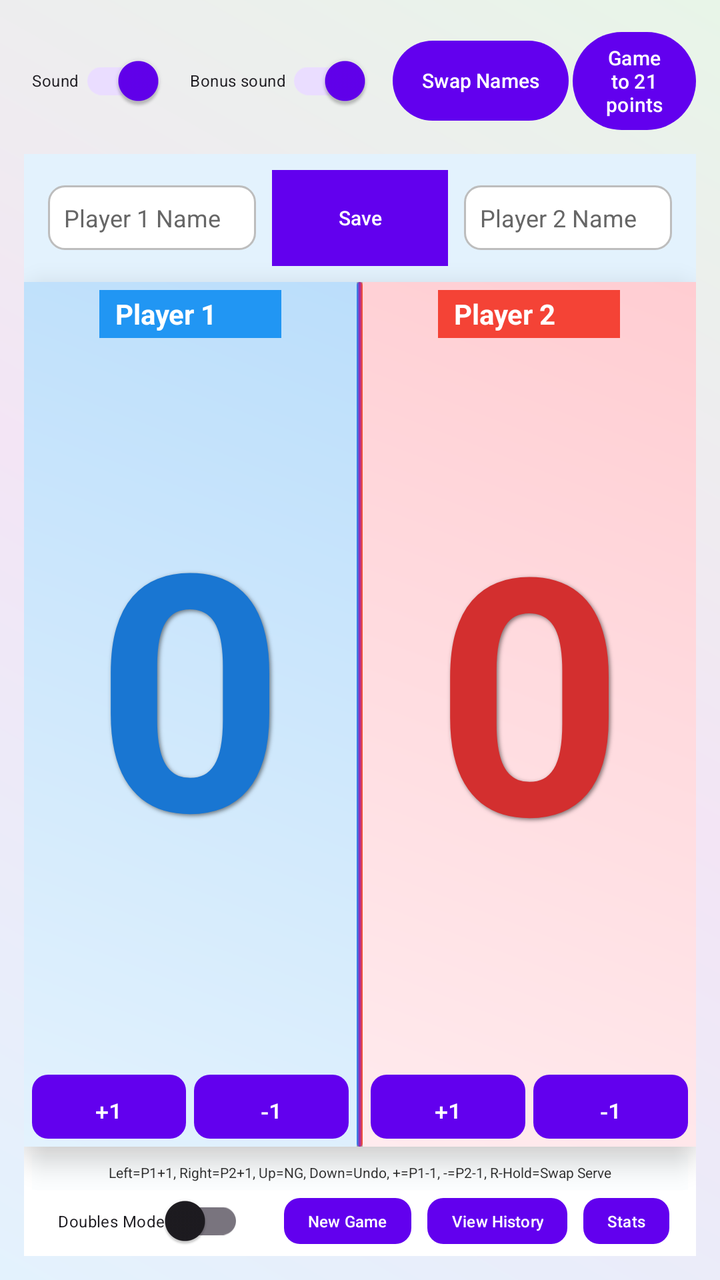
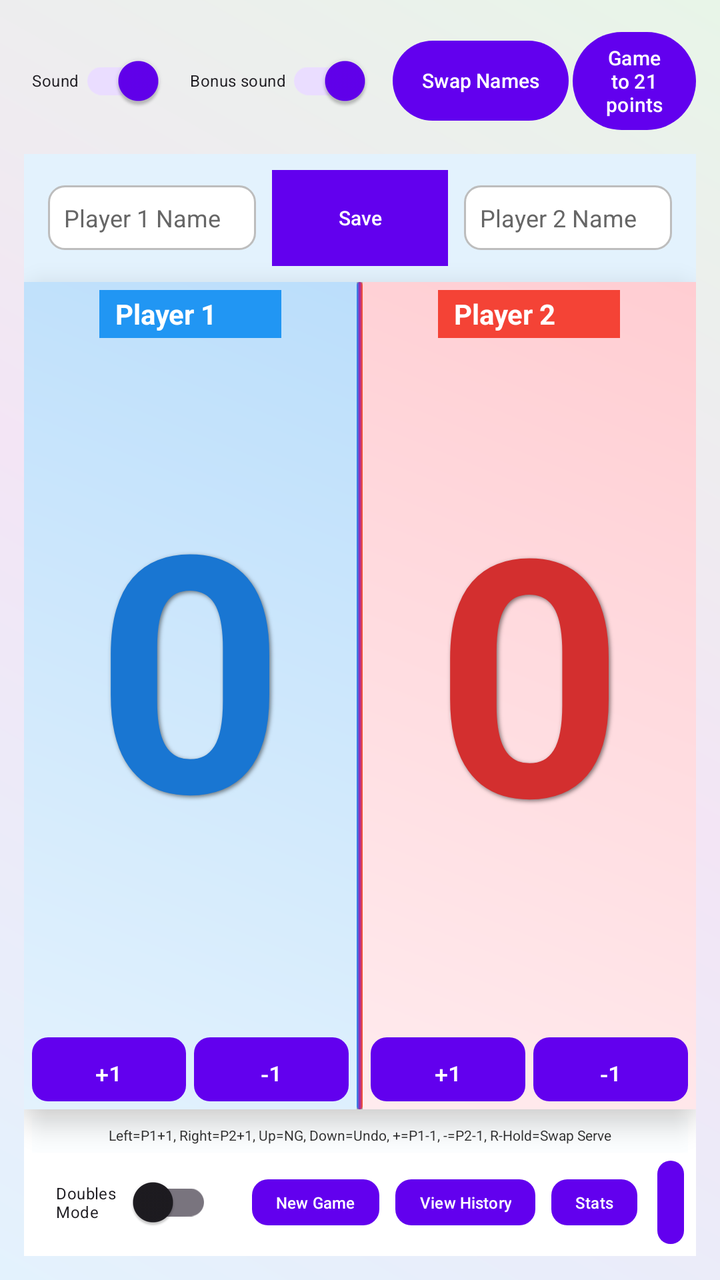

An Android layout rendered at two revisions. The XML below is the earlier revision; the diff shows what the commit changed to produce the second picture.
<!-- AndroidManifest.xml: activity theme Theme.Badminton_Scorekeeper -->
<!-- res/layout/activity_main.xml -->
<?xml version="1.0" encoding="utf-8"?>
<androidx.constraintlayout.widget.ConstraintLayout xmlns:android="http://schemas.android.com/apk/res/android"
    xmlns:app="http://schemas.android.com/apk/res-auto"
    android:layout_width="match_parent"
    android:layout_height="match_parent"
    android:padding="12dp"
    android:background="@drawable/gradient_background">

    
    <LinearLayout
        android:id="@+id/topControls"
        android:layout_width="0dp"
        android:layout_height="wrap_content"
        android:orientation="horizontal"
        android:gravity="center_vertical"
        app:layout_constraintEnd_toEndOf="parent"
        app:layout_constraintStart_toStartOf="parent"
        app:layout_constraintTop_toTopOf="parent">

        
        <androidx.appcompat.widget.SwitchCompat
            android:id="@+id/soundToggle"
            android:layout_width="wrap_content"
            android:layout_height="wrap_content"
            android:layout_weight="0"
            android:text="Sound"
            android:textSize="8sp"
            android:paddingHorizontal="4dp"
            android:paddingVertical="2dp"
            android:checked="true"
            android:thumbTint="@color/white"
            android:trackTint="@color/design_default_color_primary"
            android:layout_marginEnd="8dp" />

        
        <androidx.appcompat.widget.SwitchCompat
            android:id="@+id/bonusSoundToggle"
            android:layout_width="wrap_content"
            android:layout_height="wrap_content"
            android:layout_weight="0"
            android:text="Bonus sound"
            android:textSize="8sp"
            android:paddingHorizontal="4dp"
            android:paddingVertical="2dp"
            android:checked="true"
            android:thumbTint="@color/white"
            android:trackTint="@color/design_default_color_primary"
            android:layout_marginEnd="8dp" />

        
        <Button
            android:id="@+id/swapNamesButton"
            android:layout_width="wrap_content"
            android:layout_height="wrap_content"
            android:text="Swap Names"
            android:textSize="10sp"
            android:layout_margin="2dp"
            android:paddingStart="12dp"
            android:paddingEnd="12dp" />

        
        <Button
            android:id="@+id/winningPointsButton"
            android:layout_width="wrap_content"
            android:layout_height="wrap_content"
            android:text="Game to 21 points"
            android:textSize="10sp"
            android:paddingStart="12dp"
            android:paddingEnd="12dp"/>
    </LinearLayout>

    
    <LinearLayout
        android:id="@+id/nameInputLayout"
        android:layout_width="0dp"
        android:layout_height="wrap_content"
        android:layout_marginTop="8dp"
        android:layout_marginBottom="8dp"
        android:gravity="center"
        android:orientation="horizontal"
        android:background="#E3F2FD"
        android:padding="8dp"
        app:layout_constraintEnd_toEndOf="parent"
        app:layout_constraintStart_toStartOf="parent"
        app:layout_constraintTop_toBottomOf="@+id/topControls">

        <EditText
            android:id="@+id/player1NameInput"
            android:layout_width="0dp"
            android:layout_height="wrap_content"
            android:layout_weight="1"
            android:hint="Player 1 Name"
            android:imeOptions="actionDone"
            android:maxLines="1"
            android:textSize="12sp"
            android:layout_marginHorizontal="4dp"
            android:background="@drawable/edit_text_bg"
            android:padding="8dp"
            android:textColor="#333333"
            android:textColorHint="#666666" />

        <Button
            android:id="@+id/saveNamesButton"
            android:layout_width="wrap_content"
            android:layout_height="wrap_content"
            android:layout_marginHorizontal="4dp"
            android:text="Save"
            android:textSize="10sp"
            android:paddingHorizontal="12dp"
            android:paddingVertical="4dp"
            android:background="#4CAF50"
            android:textColor="@color/white"
            android:elevation="1dp" />

        <EditText
            android:id="@+id/player2NameInput"
            android:layout_width="0dp"
            android:layout_height="wrap_content"
            android:layout_weight="1"
            android:hint="Player 2 Name"
            android:imeOptions="actionDone"
            android:maxLines="1"
            android:textSize="12sp"
            android:layout_marginHorizontal="4dp"
            android:background="@drawable/edit_text_bg"
            android:padding="8dp"
            android:textColor="#333333"
            android:textColorHint="#666666" />
    </LinearLayout>

    
    <LinearLayout
        android:id="@+id/teamNamesLayout"
        android:layout_width="0dp"
        android:layout_height="wrap_content"
        android:layout_marginTop="8dp"
        android:layout_marginBottom="8dp"
        android:gravity="center"
        android:orientation="horizontal"
        android:background="#E3F2FD"
        android:padding="8dp"
        android:visibility="gone"
        app:layout_constraintEnd_toEndOf="parent"
        app:layout_constraintStart_toStartOf="parent"
        app:layout_constraintTop_toBottomOf="@+id/topControls">

        
        <TextView
            android:id="@+id/teamNamesDisplay1"
            android:layout_width="0dp"
            android:layout_height="wrap_content"
            android:layout_weight="1"
            android:text="Team 1\nPlayer 1 / Player 2"
            android:textSize="12sp"
            android:textStyle="bold"
            android:gravity="center"
            android:padding="12dp"
            android:background="@drawable/edit_text_bg"
            android:textColor="#333333"
            android:clickable="true"
            android:focusable="true"
            android:maxLines="2"
            android:ellipsize="none" />

        <View
            android:layout_width="16dp"
            android:layout_height="1dp" />

        
        <TextView
            android:id="@+id/teamNamesDisplay2"
            android:layout_width="0dp"
            android:layout_height="wrap_content"
            android:layout_weight="1"
            android:text="Team 2\nPlayer 3 / Player 4"
            android:textSize="12sp"
            android:textStyle="bold"
            android:gravity="center"
            android:padding="12dp"
            android:background="@drawable/edit_text_bg"
            android:textColor="#333333"
            android:clickable="true"
            android:focusable="true"
            android:maxLines="2"
            android:ellipsize="none" />
    </LinearLayout>

    
    <LinearLayout
        android:id="@+id/scoreContainer"
        android:layout_width="0dp"
        android:layout_height="0dp"
        android:orientation="horizontal"
        android:clickable="true"
        android:focusable="true"
        android:background="@drawable/score_container_bg"
        android:elevation="8dp"
        app:layout_constraintBottom_toTopOf="@+id/bottomControls"
        app:layout_constraintEnd_toEndOf="parent"
        app:layout_constraintStart_toStartOf="parent"
        app:layout_constraintTop_toBottomOf="@+id/nameInputLayout">

        
        <LinearLayout
            android:layout_width="0dp"
            android:layout_height="match_parent"
            android:layout_weight="1"
            android:gravity="center"
            android:orientation="vertical"
            android:padding="4dp"
            android:background="@drawable/player1_bg">

            
            <LinearLayout
                android:id="@+id/player1Header"
                android:layout_width="wrap_content"
                android:layout_height="wrap_content"
                android:orientation="horizontal"
                android:gravity="center"
                android:background="#2196F3"
                android:paddingHorizontal="8dp"
                android:paddingVertical="2dp">

                <TextView
                    android:id="@+id/player1Name"
                    android:layout_width="wrap_content"
                    android:layout_height="wrap_content"
                    android:text="Player 1"
                    android:textSize="14sp"
                    android:textStyle="bold"
                    android:textColor="#FFFFFF"
                    android:maxLines="1"
                    android:ellipsize="end"
                    android:maxEms="8" />

                <ImageView
                    android:id="@+id/serveIndicator1"
                    android:layout_width="20dp"
                    android:layout_height="20dp"
                    android:src="@drawable/shuttle_image"
                    android:visibility="invisible"
                    android:layout_marginStart="4dp" />
            </LinearLayout>

            
            <LinearLayout
                android:id="@+id/team1Header"
                android:layout_width="match_parent"
                android:layout_height="wrap_content"
                android:orientation="vertical"
                android:gravity="center"
                android:visibility="gone">

                
                <LinearLayout
                    android:layout_width="wrap_content"
                    android:layout_height="wrap_content"
                    android:orientation="horizontal"
                    android:gravity="center"
                    android:background="#2196F3"
                    android:paddingHorizontal="8dp"
                    android:paddingVertical="2dp">

                    <TextView
                        android:id="@+id/team1Name"
                        android:layout_width="wrap_content"
                        android:layout_height="wrap_content"
                        android:text="Team 1 Player 1 / Team 1 Player 2"
                        android:textSize="14sp"
                        android:textStyle="bold"
                        android:textColor="#FFFFFF"
                        android:maxLines="1"
                        android:ellipsize="end"
                        android:maxEms="12" />

                    <ImageView
                        android:id="@+id/team1ServeIcon"
                        android:layout_width="20dp"
                        android:layout_height="20dp"
                        android:src="@drawable/shuttle_image"
                        android:visibility="invisible"
                        android:layout_marginStart="4dp" />
                </LinearLayout>

                
                <TextView
                    android:id="@+id/team1ServeIndicator"
                    android:layout_width="match_parent"
                    android:layout_height="match_parent"
                    android:text="Serving: Player"
                    android:textSize="30sp"
                    android:gravity="center"
                    android:maxLines="2"
                    android:textColor="#1976D2"
                    android:textStyle="bold"
                    android:layout_marginTop="4dp" />
            </LinearLayout>

            
            <TextView
                android:id="@+id/player1Score"
                android:layout_width="match_parent"
                android:layout_height="0dp"
                android:layout_weight="1"
                android:gravity="center"
                android:text="0"
                android:textSize="150sp"
                android:textStyle="bold"
                android:textColor="#1976D2"
                android:includeFontPadding="false"
                android:lineSpacingMultiplier="0.8"
                android:shadowColor="#80000000"
                android:shadowDx="2"
                android:shadowDy="2"
                android:shadowRadius="4"
                android:scaleX="1.1"
                android:scaleY="1.1"/>

            <LinearLayout
                android:id="@+id/player1ButtonLayout"
                android:layout_width="match_parent"
                android:layout_height="wrap_content"
                android:orientation="horizontal"
                android:layout_marginTop="8dp"
                android:gravity="center">

                <Button
                    android:id="@+id/player1Button"
                    android:layout_width="0dp"
                    android:layout_height="32dp"
                    android:layout_weight="1"
                    android:text="+1"
                    android:textSize="12sp"
                    android:layout_marginEnd="2dp"
                    android:background="@drawable/button_primary_bg"
                    android:textColor="@color/white"
                    android:elevation="2dp" />

                <Button
                    android:id="@+id/player1RemoveButton"
                    android:layout_width="0dp"
                    android:layout_height="32dp"
                    android:layout_weight="1"
                    android:text="-1"
                    android:textSize="12sp"
                    android:layout_marginStart="2dp"
                    android:background="@drawable/button_secondary_bg"
                    android:textColor="@color/white"
                    android:elevation="2dp" />
            </LinearLayout>
        </LinearLayout>

        
        <LinearLayout
            android:layout_width="wrap_content"
            android:layout_height="match_parent"
            android:orientation="vertical"
            android:gravity="center">

            <View
                android:layout_width="3dp"
                android:layout_height="0dp"
                android:layout_weight="1"
                android:background="@drawable/divider_gradient"
                android:layout_gravity="center"
                android:elevation="2dp" />
        </LinearLayout>

        
        <LinearLayout
            android:layout_width="0dp"
            android:layout_height="match_parent"
            android:layout_weight="1"
            android:gravity="center"
            android:orientation="vertical"
            android:padding="4dp"
            android:background="@drawable/player2_bg">

            
            <LinearLayout
                android:id="@+id/player2Header"
                android:layout_width="wrap_content"
                android:layout_height="wrap_content"
                android:orientation="horizontal"
                android:gravity="center"
                android:background="#F44336"
                android:paddingHorizontal="8dp"
                android:paddingVertical="2dp">

                <TextView
                    android:id="@+id/player2Name"
                    android:layout_width="wrap_content"
                    android:layout_height="wrap_content"
                    android:text="Player 2"
                    android:textSize="14sp"
                    android:textStyle="bold"
                    android:textColor="#FFFFFF"
                    android:maxLines="1"
                    android:ellipsize="end"
                    android:maxEms="8" />

                <ImageView
                    android:id="@+id/serveIndicator2"
                    android:layout_width="20dp"
                    android:layout_height="20dp"
                    android:src="@drawable/shuttle_image"
                    android:visibility="invisible"
                    android:layout_marginStart="4dp" />
            </LinearLayout>

            
            <LinearLayout
                android:id="@+id/team2Header"
                android:layout_width="match_parent"
                android:layout_height="wrap_content"
                android:orientation="vertical"
                android:gravity="center"
                android:visibility="gone">

                
                <LinearLayout
                    android:layout_width="wrap_content"
                    android:layout_height="wrap_content"
                    android:orientation="horizontal"
                    android:gravity="center"
                    android:background="#F44336"
                    android:paddingHorizontal="8dp"
                    android:paddingVertical="2dp">

                    <TextView
                        android:id="@+id/team2Name"
                        android:layout_width="wrap_content"
                        android:layout_height="wrap_content"
                        android:text="Team 2 Player 3 / Team 2 Player 4"
                        android:textSize="14sp"
                        android:textStyle="bold"
                        android:textColor="#FFFFFF"
                        android:maxLines="1"
                        android:ellipsize="end"
                        android:maxEms="12" />

                    <ImageView
                        android:id="@+id/team2ServeIcon"
                        android:layout_width="20dp"
                        android:layout_height="20dp"
                        android:src="@drawable/shuttle_image"
                        android:visibility="invisible"
                        android:layout_marginStart="4dp" />
                </LinearLayout>

                
                <TextView
                    android:id="@+id/team2ServeIndicator"
                    android:layout_width="match_parent"
                    android:layout_height="match_parent"
                    android:text="Serving: Player"
                    android:textSize="30sp"
                    android:gravity="center"
                    android:maxLines="2"
                    android:textColor="#D32F2F"
                    android:textStyle="bold"
                    android:layout_marginTop="4dp" />
            </LinearLayout>

            
            <TextView
                android:id="@+id/player2Score"
                android:layout_width="match_parent"
                android:layout_height="0dp"
                android:layout_weight="1"
                android:gravity="center"
                android:text="0"
                android:textSize="150sp"
                android:textStyle="bold"
                android:textColor="#D32F2F"
                android:includeFontPadding="false"
                android:lineSpacingMultiplier="0.8"
                android:shadowColor="#80000000"
                android:shadowDx="2"
                android:shadowDy="2"
                android:shadowRadius="4"
                android:scaleX="1.1"
                android:scaleY="1.1"/>

            <LinearLayout
                android:id="@+id/player2ButtonLayout"
                android:layout_width="match_parent"
                android:layout_height="wrap_content"
                android:orientation="horizontal"
                android:layout_marginTop="4dp"
                android:gravity="center">

                <Button
                    android:id="@+id/player2Button"
                    android:layout_width="0dp"
                    android:layout_height="32dp"
                    android:layout_weight="1"
                    android:text="+1"
                    android:textSize="12sp"
                    android:layout_marginEnd="2dp"
                    android:background="@drawable/button_primary_bg"
                    android:textColor="@color/white"
                    android:elevation="2dp" />

                <Button
                    android:id="@+id/player2RemoveButton"
                    android:layout_width="0dp"
                    android:layout_height="32dp"
                    android:layout_weight="1"
                    android:text="-1"
                    android:textSize="12sp"
                    android:layout_marginStart="2dp"
                    android:background="@drawable/button_secondary_bg"
                    android:textColor="@color/white"
                    android:elevation="2dp" />
            </LinearLayout>
        </LinearLayout>
    </LinearLayout>

    
    <LinearLayout
        android:id="@+id/bottomControls"
        android:layout_width="0dp"
        android:layout_height="wrap_content"
        android:orientation="vertical"
        android:gravity="center"
        android:padding="4dp"
        android:background="#FFFFFF"
        android:elevation="1dp"
        app:layout_constraintBottom_toBottomOf="parent"
        app:layout_constraintEnd_toEndOf="parent"
        app:layout_constraintStart_toStartOf="parent">

        
        <TextView
            android:id="@+id/keyHelpText"
            android:layout_width="match_parent"
            android:layout_height="wrap_content"
            android:text="Left=P1+1, Right=P2+1, Up=NG, Down=Undo, +=P1-1, -=P2-1, R-Hold=Swap Serve"
            android:textSize="7sp"
            android:background="#20000000"
            android:padding="4dp"
            android:gravity="center"
            android:textColor="#333333"
            android:layout_marginBottom="2dp"
            android:backgroundTint="#E3F2FD" />

        
        <LinearLayout
            android:layout_width="wrap_content"
            android:layout_height="wrap_content"
            android:orientation="horizontal"
            android:gravity="center">

            <com.google.android.material.switchmaterial.SwitchMaterial
                android:id="@+id/doublesModeToggle"
                android:layout_width="wrap_content"
                android:layout_height="wrap_content"
                android:text="Doubles Mode"
                android:textSize="8sp"
                android:elevation="1dp"
                android:minWidth="0dp"
                android:minHeight="0dp"
                android:paddingHorizontal="12dp"
                android:paddingVertical="2dp"
                android:thumbTint="@color/white"
                android:trackTint="@color/design_default_color_primary"
                android:layout_marginEnd="8dp" />

            
            <Button
                android:id="@+id/resetButton"
                android:layout_width="wrap_content"
                android:layout_height="wrap_content"
                android:layout_marginEnd="8dp"
                android:background="@drawable/reset_button_bg"
                android:elevation="1dp"
                android:paddingHorizontal="12dp"
                android:paddingVertical="2dp"
                android:minWidth="0dp"
                android:minHeight="0dp"
                android:text="New Game"
                android:textColor="@color/white"
                android:textSize="8sp" />

            
            <Button
                android:id="@+id/historyButton"
                android:layout_width="wrap_content"
                android:layout_height="wrap_content"
                android:layout_marginEnd="8dp"
                android:background="@drawable/reset_button_bg"
                android:elevation="1dp"
                android:paddingHorizontal="12dp"
                android:paddingVertical="2dp"
                android:minWidth="0dp"
                android:minHeight="0dp"
                android:text="View History"
                android:textColor="@color/white"
                android:textSize="8sp"
                />

            
            <Button
                android:id="@+id/statsButton"
                android:layout_width="wrap_content"
                android:layout_height="wrap_content"
                android:layout_marginEnd="8dp"
                android:background="@drawable/reset_button_bg"
                android:elevation="1dp"
                android:paddingHorizontal="12dp"
                android:paddingVertical="2dp"
                android:minWidth="0dp"
                android:minHeight="0dp"
                android:textColor="@color/white"
                android:textSize="8sp"
                android:text="Stats" />
        </LinearLayout>
    </LinearLayout>
</androidx.constraintlayout.widget.ConstraintLayout>
<!-- resources referenced by this layout -->
<resources>
  <color name="white">#FFFFFFFF</color>
  <!-- drawable button_primary_bg (drawable) -->
  <?xml version="1.0" encoding="utf-8"?>
  <shape xmlns:android="http://schemas.android.com/apk/res/android">
      <gradient
          android:type="linear"
          android:angle="45"
          android:startColor="#2196F3"
          android:endColor="#1976D2" />
      <corners android:radius="8dp" />
  </shape>
  <!-- drawable button_secondary_bg (drawable) -->
  <?xml version="1.0" encoding="utf-8"?>
  <shape xmlns:android="http://schemas.android.com/apk/res/android">
      <gradient
          android:type="linear"
          android:angle="45"
          android:startColor="#FF5722"
          android:endColor="#D84315" />
      <corners android:radius="8dp" />
  </shape>
  <!-- drawable divider_gradient (drawable) -->
  <?xml version="1.0" encoding="utf-8"?>
  <shape xmlns:android="http://schemas.android.com/apk/res/android">
      <gradient
          android:type="linear"
          android:angle="0"
          android:startColor="#2196F3"
          android:centerColor="#9C27B0"
          android:endColor="#FF5722" />
      <corners android:radius="2dp" />
  </shape>
  <!-- drawable edit_text_bg (drawable) -->
  <?xml version="1.0" encoding="utf-8"?>
  <shape xmlns:android="http://schemas.android.com/apk/res/android">
      <solid android:color="#FFFFFF" />
      <corners android:radius="8dp" />
      <stroke
          android:width="1dp"
          android:color="#BDBDBD" />
  </shape>
  <!-- drawable gradient_background (drawable) -->
  <?xml version="1.0" encoding="utf-8"?>
  <shape xmlns:android="http://schemas.android.com/apk/res/android">
      <gradient
          android:type="linear"
          android:angle="45"
          android:startColor="#E3F2FD"
          android:centerColor="#F3E5F5"
          android:endColor="#E8F5E8" />
  </shape>
  <!-- drawable player1_bg (drawable) -->
  <?xml version="1.0" encoding="utf-8"?>
  <shape xmlns:android="http://schemas.android.com/apk/res/android">
      <gradient
          android:type="linear"
          android:angle="45"
          android:startColor="#E3F2FD"
          android:endColor="#BBDEFB" />
  </shape>
  <!-- drawable player2_bg (drawable) -->
  <?xml version="1.0" encoding="utf-8"?>
  <shape xmlns:android="http://schemas.android.com/apk/res/android">
      <gradient
          android:type="linear"
          android:angle="45"
          android:startColor="#FFEBEE"
          android:endColor="#FFCDD2" />
  </shape>
  <!-- drawable reset_button_bg (drawable) -->
  <?xml version="1.0" encoding="utf-8"?>
  <shape xmlns:android="http://schemas.android.com/apk/res/android">
      <gradient
          android:type="linear"
          android:angle="45"
          android:startColor="#9C27B0"
          android:endColor="#7B1FA2" />
      <corners android:radius="8dp" />
  </shape>
  <!-- drawable score_container_bg (drawable) -->
  <?xml version="1.0" encoding="utf-8"?>
  <shape xmlns:android="http://schemas.android.com/apk/res/android">
      <solid android:color="#FFFFFF" />
      <corners android:radius="16dp" />
      <stroke
          android:width="2dp"
          android:color="#BDBDBD" />
  </shape>
  <style name="Theme.Badminton_Scorekeeper" parent="Theme.Material3.DayNight">
          
          <item name="windowNoTitle">true</item>
          <item name="windowActionBar">false</item>
          
          <item name="colorPrimary">@color/purple_500</item>
          <item name="colorPrimaryVariant">@color/purple_700</item>
          <item name="colorOnPrimary">@color/white</item>
          
          <item name="colorSecondary">@color/teal_200</item>
          <item name="colorSecondaryVariant">@color/teal_700</item>
          <item name="colorOnSecondary">@color/black</item>
          
          <item name="android:statusBarColor">?attr/colorPrimaryVariant</item>
          
      </style>
  <color name="purple_500">#FF6200EE</color>
  <color name="purple_700">#FF3700B3</color>
  <color name="teal_200">#FF03DAC5</color>
  <color name="teal_700">#FF018786</color>
  <color name="black">#FF000000</color>
  <!-- unchanged entries left out for length: 1 -->
</resources>

<!-- the commit's change to res/layout/activity_main.xml (unified diff, before → after) -->
@@ -554,18 +554,18 @@
 
             <com.google.android.material.switchmaterial.SwitchMaterial
                 android:id="@+id/doublesModeToggle"
-                android:layout_width="wrap_content"
-                android:layout_height="wrap_content"
-                android:text="Doubles Mode"
-                android:textSize="8sp"
+                android:layout_width="102dp"
+                android:layout_height="wrap_content"
+                android:layout_marginEnd="8dp"
                 android:elevation="1dp"
                 android:minWidth="0dp"
                 android:minHeight="0dp"
                 android:paddingHorizontal="12dp"
                 android:paddingVertical="2dp"
+                android:text="Doubles Mode"
+                android:textSize="8sp"
                 android:thumbTint="@color/white"
-                android:trackTint="@color/design_default_color_primary"
-                android:layout_marginEnd="8dp" />
+                android:trackTint="@color/design_default_color_primary" />
 
             
             <Button
@@ -615,6 +615,24 @@
                 android:textColor="@color/white"
                 android:textSize="8sp"
                 android:text="Stats" />
+            
+            <Button
+                android:id="@+id/ttsSettingsButton"
+                android:layout_width="wrap_content"
+                android:layout_height="wrap_content"
+                android:text="TTS"
+                android:textSize="8sp"
+                android:layout_margin="2dp"
+                android:paddingStart="12dp"
+                android:paddingEnd="12dp"
+                android:layout_marginEnd="8dp"
+                android:background="@drawable/reset_button_bg"
+                android:textColor="@color/white"
+                android:elevation="1dp"
+                android:paddingHorizontal="12dp"
+                android:paddingVertical="2dp"
+                android:minWidth="0dp"
+                android:minHeight="0dp"/>
         </LinearLayout>
     </LinearLayout>
 </androidx.constraintlayout.widget.ConstraintLayout>
